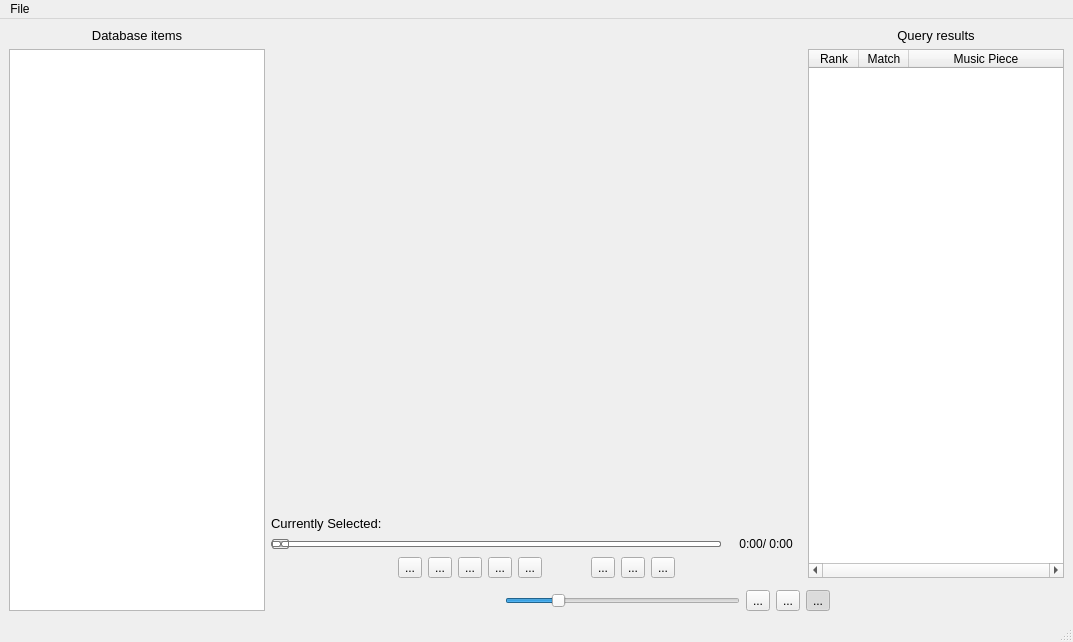
Qt form gui/GUI.ui (Ephiriel/MusicPieceRecognition) before a commit.
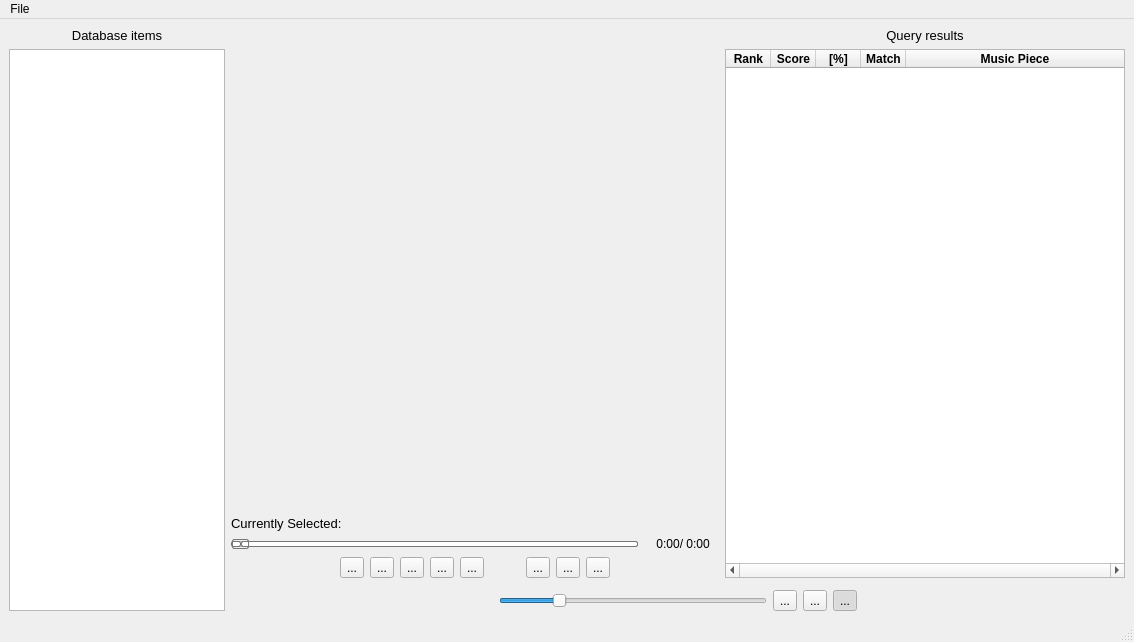
The same form after that commit. Icons and pictures are not drawn. Custom widgets are drawn as their Qt base class.

```diff
--- a/gui/GUI.ui
+++ b/gui/GUI.ui
@@ -6,7 +6,7 @@
    <rect>
     <x>0</x>
     <y>0</y>
-    <width>1073</width>
+    <width>1134</width>
     <height>642</height>
    </rect>
   </property>
@@ -478,14 +478,14 @@
             </property>
            </widget>
           </item>
-          <item alignment="Qt::AlignRight">
+          <item>
            <widget class="QTableWidget" name="result_table">
             <property name="enabled">
              <bool>true</bool>
             </property>
             <property name="minimumSize">
              <size>
-              <width>200</width>
+              <width>400</width>
               <height>200</height>
              </size>
             </property>
@@ -532,7 +532,7 @@
              <bool>true</bool>
             </attribute>
             <attribute name="horizontalHeaderDefaultSectionSize">
-             <number>50</number>
+             <number>45</number>
             </attribute>
             <attribute name="horizontalHeaderHighlightSections">
              <bool>false</bool>
@@ -553,6 +553,40 @@
              <property name="text">
               <string>Rank</string>
              </property>
+             <property name="font">
+              <font>
+               <weight>75</weight>
+               <bold>true</bold>
+              </font>
+             </property>
+             <property name="textAlignment">
+              <set>AlignCenter</set>
+             </property>
+            </column>
+            <column>
+             <property name="text">
+              <string>Score</string>
+             </property>
+             <property name="font">
+              <font>
+               <weight>75</weight>
+               <bold>true</bold>
+              </font>
+             </property>
+             <property name="textAlignment">
+              <set>AlignCenter</set>
+             </property>
+            </column>
+            <column>
+             <property name="text">
+              <string>[%]</string>
+             </property>
+             <property name="font">
+              <font>
+               <weight>75</weight>
+               <bold>true</bold>
+              </font>
+             </property>
              <property name="textAlignment">
               <set>AlignCenter</set>
              </property>
@@ -561,6 +595,12 @@
              <property name="text">
               <string>Match</string>
              </property>
+             <property name="font">
+              <font>
+               <weight>75</weight>
+               <bold>true</bold>
+              </font>
+             </property>
              <property name="textAlignment">
               <set>AlignCenter</set>
              </property>
@@ -569,6 +609,12 @@
              <property name="text">
               <string>Music Piece</string>
              </property>
+             <property name="font">
+              <font>
+               <weight>75</weight>
+               <bold>true</bold>
+              </font>
+             </property>
              <property name="textAlignment">
               <set>AlignCenter</set>
              </property>
@@ -695,7 +741,7 @@
     <rect>
      <x>0</x>
      <y>0</y>
-     <width>1073</width>
+     <width>1134</width>
      <height>21</height>
     </rect>
    </property>
```
Left out of the diff: 2 changed lines with no effect on the pictures.
